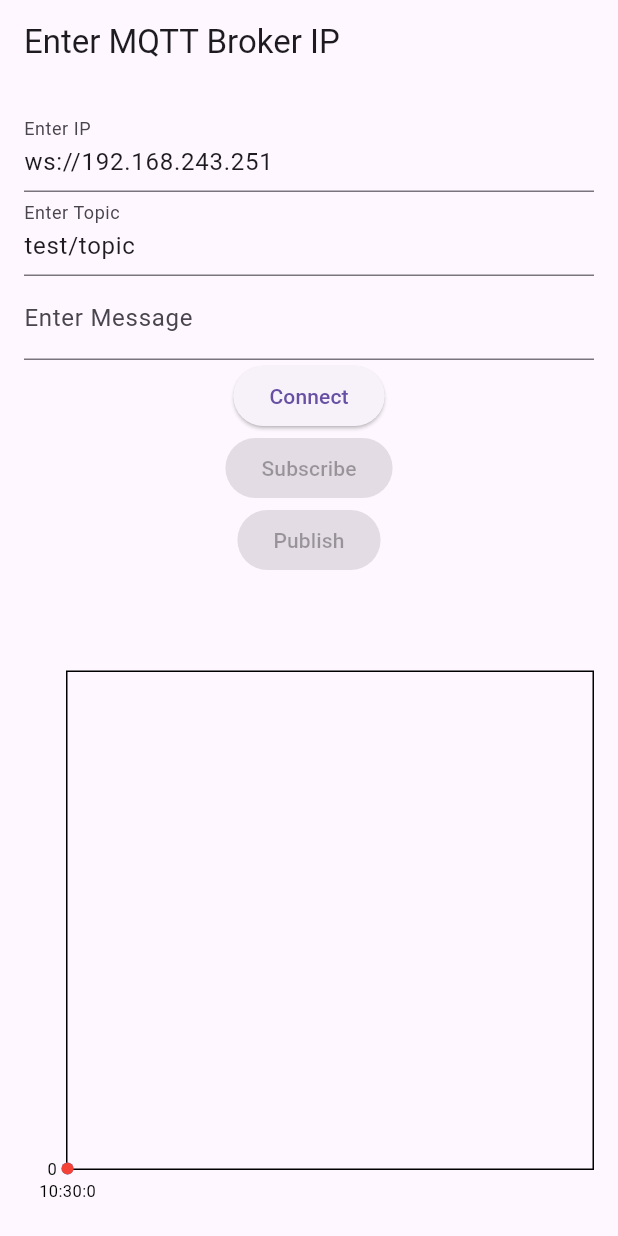
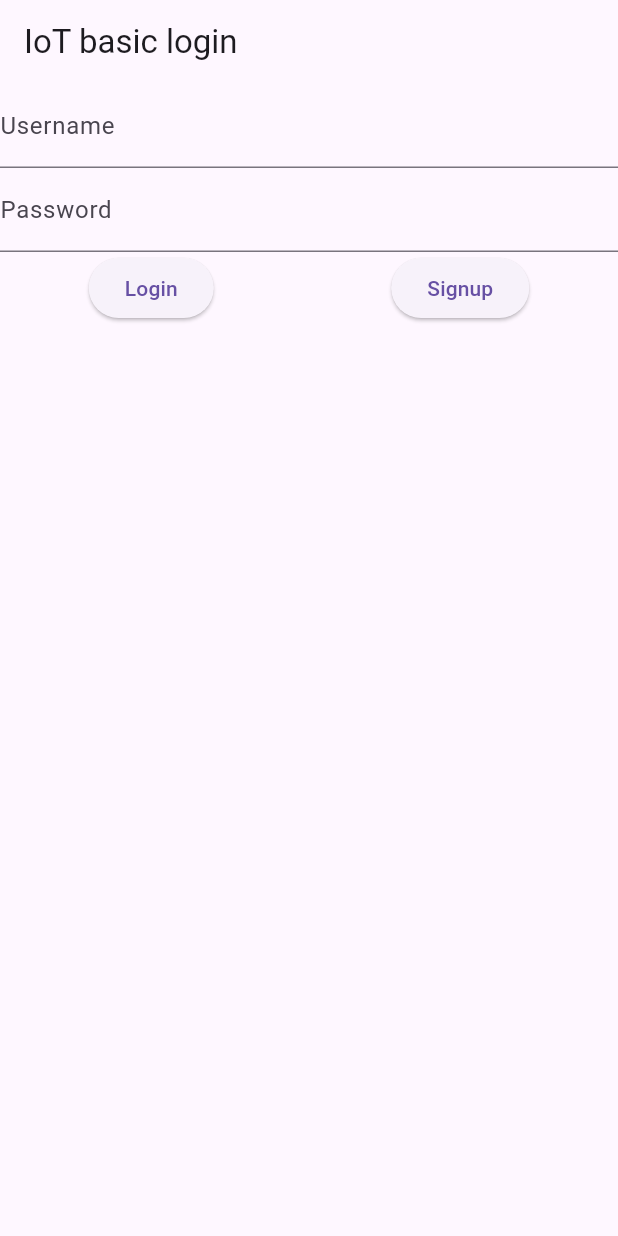
Before and after one commit to GnipN/flutter-web-mqtt-basic, a Flutter app: the screen it shows after launch, on a phone screen of 412 x 824 dp. Run offline on Flutter 3.47's test engine with Material 3 defaults, Android fonts, the phone set to English and light mode, and no system bars; drawn by our look-alikes of fl_chart.

Commit message:
crate user and basic login

```diff
--- a/lib/main.dart
+++ b/lib/main.dart
@@ -1,16 +1,8 @@
+import 'dart:convert';
+
 import 'package:flutter/foundation.dart';
 import 'package:flutter/material.dart';
-import 'package:mqtt_client/mqtt_browser_client.dart';
-import 'package:mqtt_client/mqtt_client.dart';
-
-// for fl_chart
-import 'package:fl_chart/fl_chart.dart';
-// import 'package:fl_chart_app/cubits/app/app_cubit.dart';
-// import 'package:fl_chart_app/presentation/resources/app_resources.dart';
-// import 'package:flutter_bloc/flutter_bloc.dart';
-// import 'package:google_fonts/google_fonts.dart';
-
-// import 'presentation/router/app_router.dart';
+import 'package:http/http.dart' as http;
 
 void main() {
   runApp(const MyApp());
@@ -22,243 +14,153 @@ class MyApp extends StatelessWidget {
   @override
   Widget build(BuildContext context) {
     return MaterialApp(
-      title: 'MQTT IP Input',
+      title: 'User Input',
       home: Scaffold(
         appBar: AppBar(
-          title: const Text('Enter MQTT Broker IP'),
+          title: const Text('IoT basic login'),
         ),
-        body: const IpInputForm(),
+        body: LoginForm(),
       ),
     );
   }
 }
 
-class IpInputForm extends StatefulWidget {
-  const IpInputForm({Key? key}) : super(key: key);
-
+class LoginForm extends StatefulWidget {
   @override
-  _IpInputFormState createState() => _IpInputFormState();
+  _LoginFormState createState() => _LoginFormState();
 }
 
-class _IpInputFormState extends State<IpInputForm> {
-  MqttBrowserClient? client; // Define client at the class level
+class _LoginFormState extends State<LoginForm> {
   final _formKey = GlobalKey<FormState>();
-  final _ipController = TextEditingController(text: 'ws://192.168.243.251');
-  final _topicController = TextEditingController(
-      text: 'test/topic'); // Replace 'test/topic' with your default topic
-  final _messageController = TextEditingController();
-  String _latestMessage = '';
-  String _connectionStatus = '';
-  String _subscribeStatus = '';
-  bool _isConnected = false;
-  final List<FlSpot> _chartData = [FlSpot(0, 0)]; // data for 1st chart
-  final List<FlSpot> _chartData2 = [FlSpot(0, 0)]; // data for 2nd chart
-  final List<DateTime> _timeData = [DateTime.now()]; // data for time
+  final _usernameController = TextEditingController();
+  final _passwordController = TextEditingController();
+  final String _ip = '192.168.1.103:3000';
+  String _serverMessage = '';
+  String _token = '';
 
   @override
   Widget build(BuildContext context) {
-    final double maxY = _chartData
-        .map((spot) => spot.y)
-        .reduce((value, element) => value > element ? value : element);
-
     return Form(
       key: _formKey,
-      child: Padding(
-        padding: const EdgeInsets.all(16.0),
       child: Column(
         children: <Widget>[
           TextFormField(
-              controller: _ipController,
-              decoration: const InputDecoration(
-                labelText: 'Enter IP',
-              ),
+            controller: _usernameController,
+            decoration: InputDecoration(labelText: 'Username'),
             validator: (value) {
               if (value == null || value.isEmpty) {
-                  return 'Please enter an IP';
+                return 'Please enter your username';
               }
               return null;
             },
           ),
           TextFormField(
-              controller: _topicController,
-              decoration: const InputDecoration(
-                labelText: 'Enter Topic',
-              ),
+            controller: _passwordController,
+            decoration: InputDecoration(labelText: 'Password'),
+            obscureText: true,
             validator: (value) {
               if (value == null || value.isEmpty) {
-                  return 'Please enter a topic';
+                return 'Please enter your password';
               }
               return null;
             },
           ),
-            TextFormField(
-              controller: _messageController,
-              decoration: const InputDecoration(
-                labelText: 'Enter Message',
-              ),
-              // validator: (value) {
-              //   if (value == null || value.isEmpty) {
-              //     return 'Please enter a message';
-              //   }
-              //   return null;
-              // },
+          Row(
+            mainAxisAlignment: MainAxisAlignment.spaceAround,
+            children: <Widget>[
+              ElevatedButton(
+                onPressed: () async {
+                  if (_formKey.currentState!.validate()) {
+                    // Handle login
+                    try {
+                      final response = await http.post(
+                        Uri.parse('http://$_ip/login'),
+                        headers: <String, String>{
+                          'Content-Type': 'application/json; charset=UTF-8',
+                        },
+                        body: jsonEncode(<String, String>{
+                          'usr': _usernameController.text,
+                          'pass': _passwordController.text,
+                        }),
+                      );
+
+                      // Parse the JSON response
+                      Map<String, dynamic> jsonResponse =
+                          jsonDecode(response.body);
+
+                      // Set the server message
+                      setState(() {
+                        _serverMessage = jsonResponse['message'] ??
+                            'No message received from the server';
+                        ;
+                      });
+
+                      if (response.statusCode == 200) {
+                        // If the server returns a 200 OK response,
+                        // then parse the JSON.
+                        _token = jsonResponse['token'] ?? '';
+                        print('Login successful: ${response.body}');
+                      } else {
+                        // If the server returns an unsuccessful response code,
+                        print('Login failed: ${response.body}');
+                      }
+                    } catch (e) {
+                      print('Failed to send login request: $e');
+                    }
+                  }
+                },
+                child: Text('Login'),
               ),
               ElevatedButton(
                 onPressed: () async {
                   if (_formKey.currentState!.validate()) {
-                  if (kDebugMode) {
-                    print('IP: ${_ipController.text}');
+                    // Handle signup
+                    try {
+                      // need to Enable CORS on the server
+                      final response = await http.post(
+                        Uri.parse('http://$_ip/signup'),
+                        headers: <String, String>{
+                          'Content-Type': 'application/json; charset=UTF-8',
+                        },
+                        body: jsonEncode(<String, String>{
+                          'usr': _usernameController.text,
+                          'pass': _passwordController.text,
+                        }),
+                      );
+
+// Parse the JSON response
+                      Map<String, dynamic> jsonResponse =
+                          jsonDecode(response.body);
+
+                      // Set the server message
+                      setState(() {
+                        _serverMessage = jsonResponse['message'] ??
+                            'No message received from the server';
+                        ;
+                      });
+                      if (response.statusCode == 200) {
+                        // If the server returns a 200 OK response,
+                        // then parse the JSON.
+                        print('Signup successful: ${response.body}');
+                      } else {
+                        // If the server returns an unsuccessful response code,
+                        print('Signup failed: ${response.body}');
                       }
-                  // Here you can add the code to connect to the MQTT broker
-                  client =
-                      MqttBrowserClient(_ipController.text, 'flutter_client');
-                  // ip should looklike 'ws://192.168.243.251'
-                  // !!! importance must add 'ws://' before ip !!!
-                  client?.port =
-                      9001; // Change this if your broker is not running on port 1883
-                  client?.keepAlivePeriod = 20;
-                  try {
-                    await client?.connect();
                     } catch (e) {
-                    if (kDebugMode) {
-                      print('Exception: $e');
-                    }
-                    client?.disconnect();
-                  }
-
-                  if (client?.connectionStatus!.state ==
-                      MqttConnectionState.connected) {
-                    if (kDebugMode) {
-                      print('MQTT client connected');
-                    }
-                    setState(() {
-                      _connectionStatus = 'Connected';
-                      _isConnected = true;
-                    });
-                  } else {
-                    if (kDebugMode) {
-                      print('ERROR: MQTT client connection failed - '
-                          'disconnecting, status is ${client?.connectionStatus}');
-                    }
-                    setState(() {
-                      _connectionStatus = 'Connection failed';
-                      _isConnected = false;
-                    });
-                    client?.disconnect();
+                      print('Failed to send signup request: $e');
                     }
                   }
                 },
-              child: const Text('Connect'),
-            ),
-            ElevatedButton(
-              onPressed: _isConnected
-                  ? () {
-                      final topic = _topicController.text;
-                      client?.subscribe(topic, MqttQos.atLeastOnce);
-                      setState(() {
-                        _subscribeStatus = 'Subscribed to $topic';
-                      });
-
-                      client?.updates!
-                          .listen((List<MqttReceivedMessage<MqttMessage>> c) {
-                        final MqttPublishMessage recMess =
-                            c[0].payload as MqttPublishMessage;
-                        final String pt =
-                            MqttPublishPayload.bytesToStringAsString(
-                                recMess.payload.message!);
-
-                        final int intValue = int.parse(pt);
-
-                        setState(() {
-                          if (_chartData.length >= 20) {
-                            // limit the length of chart
-                            _chartData.removeAt(0);
-                            _chartData2.removeAt(0);
-                            _timeData.removeAt(0);
-                          }
-                          // add new data to chart
-                          _chartData.add(FlSpot(_chartData.length.toDouble(),
-                              intValue.toDouble()));
-                          _chartData2.add(FlSpot(_chartData2.length.toDouble(),
-                              intValue.toDouble() + 100));
-                          _timeData.add(DateTime.now());
-                          _latestMessage =
-                              'Received message:$pt from topic: ${c[0].topic}>';
-                          if (kDebugMode) {
-                            print(_chartData);
-                          }
-                        });
-                      });
-                    }
-                  : null,
-              child: const Text('Subscribe'),
-            ),
-            ElevatedButton(
-              onPressed: _isConnected
-                  ? () {
-                      final topic = _topicController.text;
-                      final message = _messageController.text;
-                      final MqttClientPayloadBuilder builder =
-                          MqttClientPayloadBuilder();
-                      builder.addString(message);
-                      client?.publishMessage(
-                          topic, MqttQos.atLeastOnce, builder.payload!);
-                    }
-                  : null,
-              child: const Text('Publish'),
-            ),
-            Text(_connectionStatus),
-            Text(_subscribeStatus),
-            Text(_latestMessage), // Display the latest message
-            Expanded(
-              child: LineChart(
-                LineChartData(
-                  // minY: 0,
-                  // maxY: 3000,
-                  titlesData: FlTitlesData(
-                    leftTitles: SideTitles(
-                      showTitles: true,
-                      getTitles: (value) {
-                        if (value == 0) {
-                          return '0';
-                        } else if (value == maxY) {
-                          return '${maxY.toInt()}';
-                        } else {
-                          return '';
-                        }
-                      },
-                    ),
-                    bottomTitles: SideTitles(
-                      showTitles: true,
-                      getTitles: (value) {
-                        if (value.toInt() < _timeData.length) {
-                          final time = _timeData[value.toInt()];
-                          return '${time.hour}:${time.minute}:${time.second}';
-                        } else {
-                          return '';
-                        }
-                      },
-                    ),
-                  ),
-                  lineBarsData: [
-                    LineChartBarData(
-                      spots: _chartData,
-                      isCurved: true,
-                      colors: [Colors.blue],
-                      barWidth: 2,
-                    ),
-                    LineChartBarData(
-                      spots: _chartData2,
-                      isCurved: true,
-                      colors: [Colors.red],
-                      barWidth: 2,
+                child: Text('Signup'),
               ),
             ],
           ),
-              ),
-            ),
+          Row(
+              mainAxisAlignment: MainAxisAlignment.spaceAround,
+              children: <Widget>[
+                Text(_serverMessage),
+              ]),
         ],
-        ),
       ),
     );
   }
--- a/pubspec.yaml
+++ b/pubspec.yaml
@@ -37,6 +37,7 @@ dependencies:
   cupertino_icons: ^1.0.2
   mqtt_client: ^10.0.1
   fl_chart: ^0.36.4
+  http: ^0.13.3
 
 dev_dependencies:
   flutter_test:
```
Also changed, not shown: pubspec.lock. Lines whose indentation alone changed are shown as unchanged.
